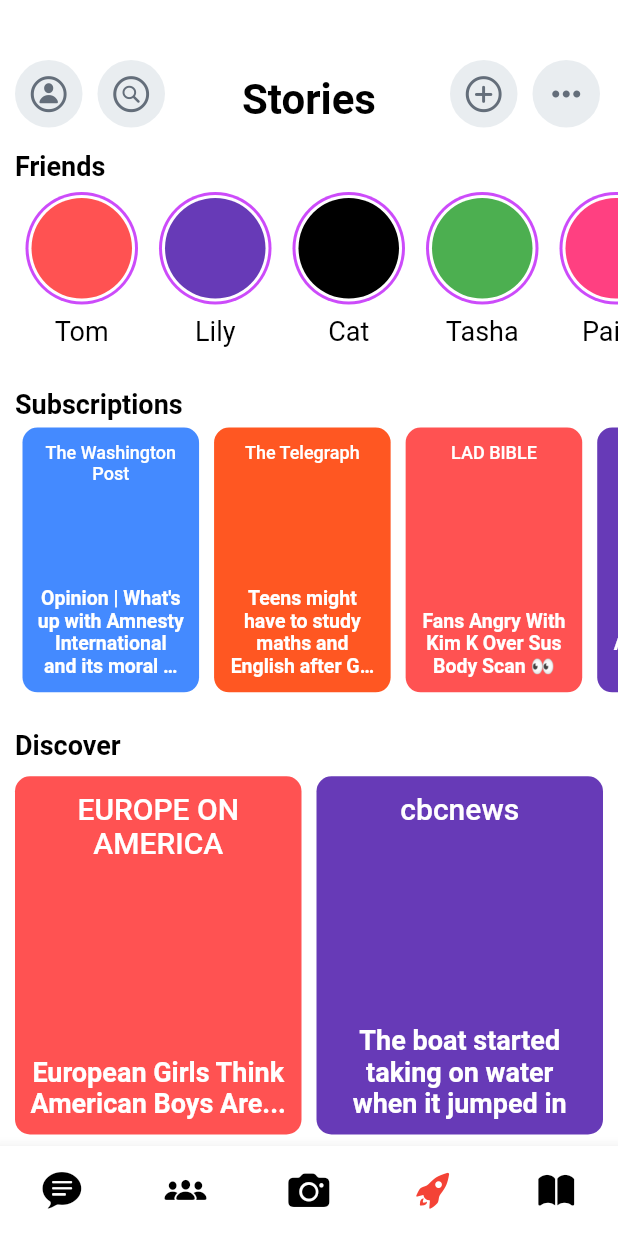
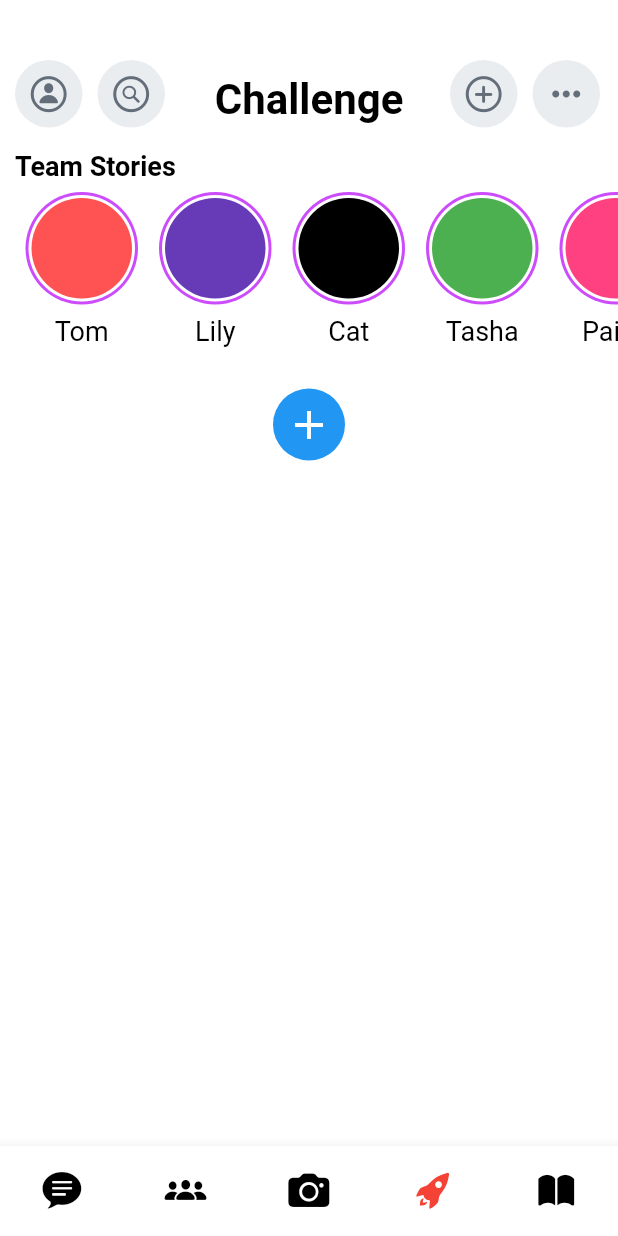
Before and after one commit to stikenganayo/TeamUP, a Flutter app: the screen it shows after launch, swiped to page 4, on a phone screen of 412 x 824 dp. Run offline on Flutter 3.47's test engine with Material 2 defaults, Android fonts, the phone set to English and light mode, and no system bars; our stand-ins replace camera.

Commit message:
Added chat, team, challenges, coach stories. Added challenges plus icon page

```diff
--- a/lib/data.dart
+++ b/lib/data.dart
@@ -19,6 +19,15 @@ class Data {
     Friend('assets/images/bitmojis/4.png', 'Katy', 1, '21m', 134),
     Friend('assets/images/bitmojis/5.png', 'Julia', 9, '1h', 0),
   ];
+
+
+  static List<Chat> chatFriends = [
+    Chat('Tom', 'Received', '2m', 178),
+    Chat('Lily', 'Sent', '7m', 0),
+    Chat('Cat', 'Sent', '21m', 134),
+
+  ];
+
 
   static List<Article> subscriptions = [
     Article('The Washington Post',
--- a/lib/main.dart
+++ b/lib/main.dart
@@ -5,7 +5,10 @@ import 'package:flutter/cupertino.dart';
 import 'package:flutter/material.dart';
 import 'package:snapchat_ui_clone/screens/authentication_screen.dart';
 import 'package:snapchat_ui_clone/screens/camera_screen.dart';
+import 'package:snapchat_ui_clone/screens/challenge_screen.dart';
+import 'package:snapchat_ui_clone/screens/chat_screen.dart';
 import 'package:snapchat_ui_clone/screens/stories_screen.dart';
+import 'package:snapchat_ui_clone/screens/team_screen.dart';
 import 'package:snapchat_ui_clone/screens/temporary_screen.dart';
 import 'package:snapchat_ui_clone/style.dart';
 
@@ -33,6 +36,7 @@ class MyApp extends StatelessWidget {
         highlightColor: Colors.transparent,
       ),
       home: MainPage(),
+      //home: AuthenticationScreen(),
     );
   }
 }
@@ -109,11 +113,15 @@ class _MainPageState extends State<MainPage> {
           });
         },
         children: <Widget> [
-          TemporaryScreen(color: _colors[0]),
-          TemporaryScreen(color: _colors[1]),
+          // TemporaryScreen(color: _colors[0]),
+          const ChatScreen(),
+          // TemporaryScreen(color: _colors[1]),
+          const TeamScreen(),
           CameraScreen(cameraController: _cameraController, initCamera: initCamera),
+          // TemporaryScreen(color: _colors[3]),
+          const ChallengeScreen(),
           const StoriesScreen(),
-          TemporaryScreen(color: _colors[4]),
+          // TemporaryScreen(color: _colors[4]),
 
         ],
       ),
--- a/lib/models/friend.dart
+++ b/lib/models/friend.dart
@@ -11,3 +11,17 @@ class Friend {
   final String time;
   final int streak;
 }
+
+
+class Chat {
+  Chat(this.name, this.status, this.time, this.streak);
+
+  final String name;
+  final String status; // 0 = new image, 1 = new video, 2 = new message,
+  // 3 = received image, 4 = received video, 5 = received message,
+  // 6 = sent unopened image, 7 = sent unopened video, 8 = sent unopened message
+  // 9 = sent opened image, 10 = sent opened video, 11 = sent opened message
+  // 12 = call ended, 13 = call started, 14 = call missed
+  final String time;
+  final int streak;
+}
--- /dev/null
+++ b/lib/screens/challenge_screen.dart
@@ -0,0 +1,75 @@
+import 'package:flutter/material.dart';
+import 'package:snapchat_ui_clone/widgets/top_bar.dart';
+import 'dart:io';
+import '../style.dart';
+import '../widgets/discover_grid.dart';
+import '../widgets/stories.dart';
+import '../widgets/subscriptions.dart';
+import 'add_challenge_screen.dart';
+
+class ChallengeScreen extends StatefulWidget {
+  const ChallengeScreen({Key? key}) : super(key: key);
+
+  @override
+  State<ChallengeScreen> createState() => _ChallengeScreenState();
+}
+
+class _ChallengeScreenState extends State<ChallengeScreen> {
+  @override
+  Widget build(BuildContext context) {
+    return Container(
+      decoration: BoxDecoration(
+        color: Style.white,
+        borderRadius: BorderRadius.circular(12),
+      ),
+      child: Stack(
+        children:  [
+          const TopBar(isCameraPage: false, text: 'Challenge'),
+          Positioned(
+              top: 100,
+              left: 0,
+              right: 0,
+              height: MediaQuery.of(context).size.height - 100 - (Platform.isIOS ? 90 : 60),
+              child: SingleChildScrollView(
+                physics: const BouncingScrollPhysics(),
+                child: Column(
+                  crossAxisAlignment: CrossAxisAlignment.start,
+                  children: [
+                    Style.sectionTitle('Team Stories'),
+                    const Stories(),
+                    const SizedBox(height: 28),
+                    Center(
+                      child: GestureDetector(
+                        onTap: (){
+                          Navigator.push(
+                            context,
+                            MaterialPageRoute(builder: (context) => const AddChallenge()),
+                          );
+                        },
+                        child: Container(
+                          padding: const EdgeInsets.all(8),
+                          decoration: const BoxDecoration(
+                            shape: BoxShape.circle,
+                            color: Colors.blue,
+
+                          ),
+                          child: const Icon(Icons.add, size: 32, color: Colors.white),
+                        )
+                      )
+                    )
+
+                    // Style.sectionTitle('Coaches'),
+                    // const Subscriptions(),
+                    // const SizedBox(height: 20),
+                    //
+                    // Style.sectionTitle('Programs/Products'),
+                    // const DiscoverGrid(),
+                  ],
+                ),
+              )
+          )
+        ],
+      ),
+    );
+  }
+}
--- a/lib/screens/stories_screen.dart
+++ b/lib/screens/stories_screen.dart
@@ -23,7 +23,7 @@ class _StoriesScreenState extends State<StoriesScreen> {
       ),
       child: Stack(
         children:  [
-          const TopBar(isCameraPage: false, text: 'Stories'),
+          const TopBar(isCameraPage: false, text: 'Community'),
           Positioned(
             top: 100,
             left: 0,
@@ -34,15 +34,15 @@ class _StoriesScreenState extends State<StoriesScreen> {
               child: Column(
                 crossAxisAlignment: CrossAxisAlignment.start,
                 children: [
-                  Style.sectionTitle('Friends'),
+                  Style.sectionTitle('Community Coach Stories'),
                   const Stories(),
                   const SizedBox(height: 28),
 
-                  Style.sectionTitle('Subscriptions'),
+                  Style.sectionTitle('Community Coaches Available'),
                   const Subscriptions(),
                   const SizedBox(height: 20),
 
-                  Style.sectionTitle('Discover'),
+                  Style.sectionTitle('Community Programs/Products'),
                   const DiscoverGrid(),
                 ],
               ),
--- a/lib/style.dart
+++ b/lib/style.dart
@@ -70,6 +70,15 @@ class Style {
     ),
   );
 
+  static Text statusName(String text) => Text(
+    text,
+    style: const TextStyle(
+      fontSize: 12,
+      color: blackText,
+    ),
+  );
+
+
   static Text subscriptionTitle(String text) => Text(
     text,
     overflow: TextOverflow.ellipsis,
--- a/lib/widgets/top_bar.dart
+++ b/lib/widgets/top_bar.dart
@@ -1,8 +1,11 @@
 import 'package:flutter/cupertino.dart';
 import 'package:flutter/material.dart';
+import 'package:snapchat_ui_clone/screens/challenge_screen.dart';
 import 'package:snapchat_ui_clone/widgets/custom_icon.dart';
 
+import '../screens/add_challenge_screen.dart';
 import '../style.dart';
+import 'package:snapchat_ui_clone/main.dart';
 
 class TopBar extends StatelessWidget {
   const TopBar({Key? key, required this.isCameraPage, this.text}) : super(key: key);
@@ -29,9 +32,16 @@ class TopBar extends StatelessWidget {
         Positioned(
           top: 40,
           right: 67,
+          child: GestureDetector(
+            onTap: () {
+
+
+              },
+
           child: CustomIcon(
             child: Icon(CupertinoIcons.add_circled, color: color, size: 28), isCameraPage: isCameraPage,
           ),
+        ),
         ),
         Positioned(
           top: 40,
```
Also changed, not shown: lib/screens/add_challenge_screen.dart (added, +25 -0 lines), lib/screens/add_friend_screen.dart (added, +25 -0 lines), lib/screens/chat_screen.dart (added, +56 -0 lines), lib/screens/team_screen.dart (added, +55 -0 lines), lib/widgets/chat_view.dart (added, +49 -0 lines), lib/widgets/friends.dart (added, +28 -0 lines).
